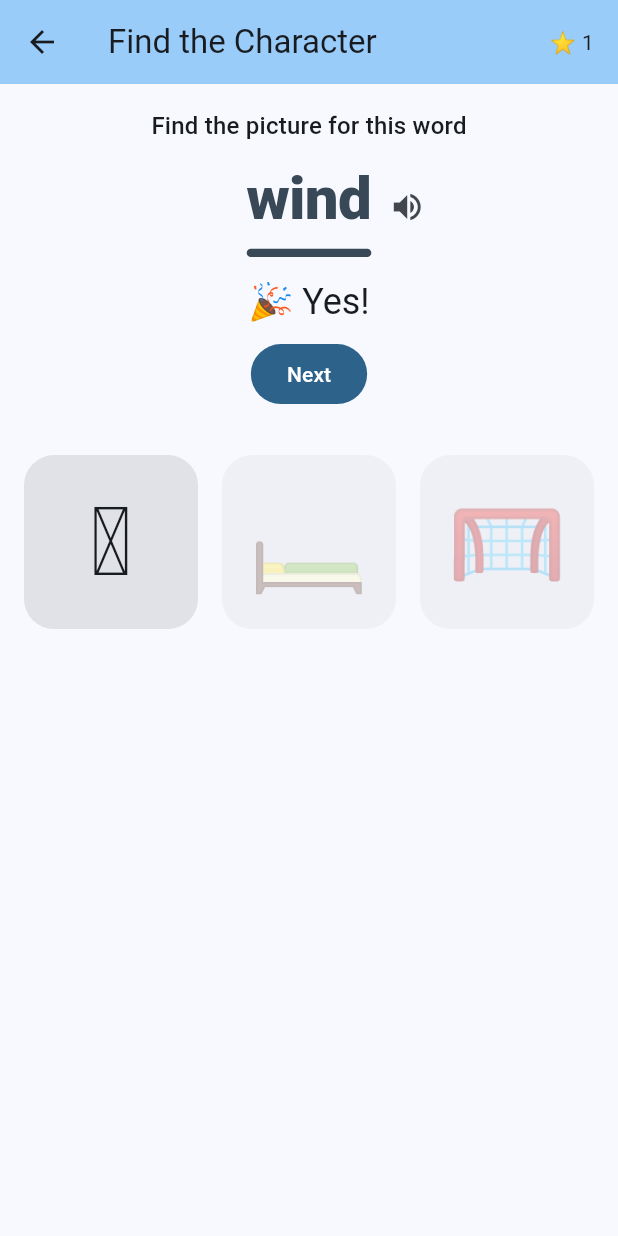
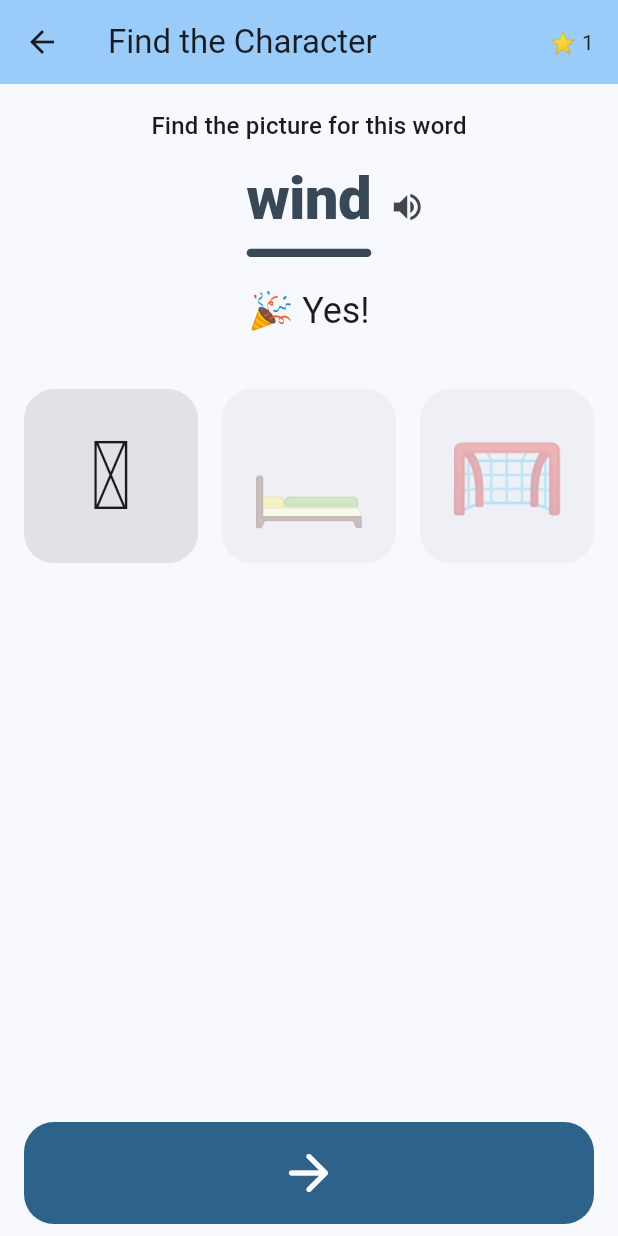
Before and after one commit to mklawonn/reading-game, a Flutter app: the FindTheCharacterPage screen opened directly with empty values, after a tap on an icon or button, on a phone screen of 412 x 824 dp. Run offline on Flutter 3.47's test engine with Material 3 defaults, Android fonts, the phone set to English and light mode, and no system bars; our stand-ins replace cloud_firestore, firebase_auth, firebase_core, flutter_tts, shared_preferences; accounts and stored records are empty.

Commit message:
feat(games): speak a named instruction on load + big bottom next arrow
Each activity now reads its specific instruction aloud the moment it
loads (and on every new round), so a pre-reader always knows the task
without tapping anything:
  - Find the Character: "Find the cat!"
  - Listen & Pick:      "Tap the cat!"
  - Build a Word:       "Make the word open."
  - Sound Match:        "Match each picture to the sound it makes."
  - Fill the Blank:     "Finish the sentence."
  - Sound Families:     rhyme rounds name the target ("...rhymes with
    cat."); onset rounds keep playing the pop/stretchy onset sound.
  - Meet-a-symbol intro: "This is a pup." on arrival (tap still plays
    the clean syllable for phonics).

Advancing is now a big, easy target instead of a small button: new
shared NextArrowBar — full-width, 68px tall, pinned at the bottom of all
six games. It stays visible so the board never jumps, but is dimmed and
untappable until the round is solved, then lights up to go to the next
round. The old in-feedback "Next" button is removed; the celebration
line stays (FeedbackSlot shrinks to a single line, 116->72).

Tests: update build_a_word and listen_and_pick expectations to the new
spoken-instruction wording. flutter analyze clean, 50/50 pass.

Co-Authored-By: Claude Opus 4.8 <noreply@anthropic.com>

```diff
--- a/app/lib/features/common/feedback_slot.dart
+++ b/app/lib/features/common/feedback_slot.dart
@@ -6,7 +6,7 @@ import 'package:flutter/material.dart';
 /// answer grid/chips around right when the child is about to tap — jarring on
 /// small fingers. Reserving the space keeps every target exactly where it was.
 class FeedbackSlot extends StatelessWidget {
-  const FeedbackSlot({super.key, this.height = 116, this.child});
+  const FeedbackSlot({super.key, this.height = 72, this.child});
 
   final double height;
 
--- /dev/null
+++ b/app/lib/features/common/next_arrow_bar.dart
@@ -0,0 +1,38 @@
+import 'package:flutter/material.dart';
+
+/// The big "next" control pinned at the bottom of every activity.
+///
+/// It is **always present** (so the board never jumps when a round is solved)
+/// but only becomes tappable once [enabled] is true — i.e. after the child has
+/// completed the task. A small child can mash it freely and only advance when
+/// they've actually finished. Full-width and tall so little fingers can't miss.
+class NextArrowBar extends StatelessWidget {
+  const NextArrowBar({super.key, required this.enabled, required this.onNext});
+
+  /// Whether the current activity is finished (the arrow is tappable).
+  final bool enabled;
+
+  /// Advance to the next round/activity.
+  final VoidCallback onNext;
+
+  @override
+  Widget build(BuildContext context) {
+    return Padding(
+      padding: const EdgeInsets.symmetric(vertical: 8),
+      child: SizedBox(
+        height: 68,
+        width: double.infinity,
+        child: FilledButton(
+          // A null callback disables the button — it dims via the theme and
+          // ignores taps until the round is solved.
+          onPressed: enabled ? onNext : null,
+          style: FilledButton.styleFrom(
+            shape:
+                RoundedRectangleBorder(borderRadius: BorderRadius.circular(20)),
+          ),
+          child: const Icon(Icons.arrow_forward_rounded, size: 40),
+        ),
+      ),
+    );
+  }
+}
--- a/app/lib/features/find_the_character/find_the_character_page.dart
+++ b/app/lib/features/find_the_character/find_the_character_page.dart
@@ -10,6 +10,7 @@ import '../../progress/learning_event.dart';
 import '../../services/audio_service.dart';
 import '../../services/content_service.dart';
 import '../common/feedback_slot.dart';
+import '../common/next_arrow_bar.dart';
 
 /// **Find the Character** (Stage 1): a written word/command is shown (with
 /// tap-to-hear support) and the child taps the matching picture among options —
@@ -72,7 +73,7 @@ class _FindTheCharacterPageState extends State<FindTheCharacterPage> {
         .toList(growable: false);
     if (_pool.length >= 2) {
       _startRound();
-      _speakTarget();
+      _speakInstruction();
     }
   }
 
@@ -98,6 +99,13 @@ class _FindTheCharacterPageState extends State<FindTheCharacterPage> {
   void _speakTarget() {
     final target = _target;
     if (target != null) widget.audioService.speak(target.syllable);
+  }
+
+  /// Spoken on load and on each new round — names the task aloud so a
+  /// pre-reader always knows what to do without tapping anything.
+  void _speakInstruction() {
+    final target = _target;
+    if (target != null) widget.audioService.speak('Find the ${target.syllable}!');
   }
 
   void _onPick(SyllableElement picked) {
@@ -126,7 +134,7 @@ class _FindTheCharacterPageState extends State<FindTheCharacterPage> {
 
   void _next() {
     setState(_startRound);
-    _speakTarget();
+    _speakInstruction();
   }
 
   @override
@@ -182,21 +190,9 @@ class _FindTheCharacterPageState extends State<FindTheCharacterPage> {
                 // Fixed-height slot: feedback never shoves the options around.
                 FeedbackSlot(
                   child: _solved
-                      ? Column(
+                      ? Text('🎉 Yes!',
                           key: const Key('fc-feedback'),
-                          mainAxisSize: MainAxisSize.min,
-                          children: [
-                            Text('🎉 Yes!',
-                                style:
-                                    Theme.of(context).textTheme.headlineSmall),
-                            const SizedBox(height: 8),
-                            FilledButton(
-                              key: const Key('fc-next'),
-                              onPressed: _next,
-                              child: const Text('Next'),
-                            ),
-                          ],
-                        )
+                          style: Theme.of(context).textTheme.headlineSmall)
                       : _wrong
                           ? Text('Not that one — listen again!',
                               key: const Key('fc-wrong'),
@@ -219,6 +215,15 @@ class _FindTheCharacterPageState extends State<FindTheCharacterPage> {
                           onTap: () => _onPick(element),
                         ),
                     ],
+                  ),
+                ),
+                // Big, always-present advance arrow — only tappable once solved.
+                Padding(
+                  padding: const EdgeInsets.symmetric(horizontal: 16),
+                  child: NextArrowBar(
+                    key: const Key('fc-next'),
+                    enabled: _solved,
+                    onNext: _next,
                   ),
                 ),
               ],
--- a/app/lib/features/home/introduce_symbol_screen.dart
+++ b/app/lib/features/home/introduce_symbol_screen.dart
@@ -32,7 +32,10 @@ class _IntroduceSymbolScreenState extends State<IntroduceSymbolScreen> {
   @override
   void initState() {
     super.initState();
-    WidgetsBinding.instance.addPostFrameCallback((_) => _speak());
+    // On arrival, name the symbol aloud ("This is a cat."); tapping it later
+    // plays the clean syllable on its own for phonics.
+    WidgetsBinding.instance.addPostFrameCallback(
+        (_) => widget.audioService.speak('This is ${widget.element.syllable}.'));
   }
 
   void _speak() => widget.audioService.speak(widget.element.syllable);
```
Also changed, not shown: app/lib/features/build_a_word/build_a_word_page.dart (+15 -17 lines), app/lib/features/families/families_page.dart (+16 -15 lines), app/lib/features/fill_blank/fill_blank_page.dart (+20 -17 lines), app/lib/features/listen_and_pick/listen_and_pick_page.dart (+21 -16 lines), app/lib/features/sound_match/sound_match_page.dart (+20 -18 lines), 2 other files.
